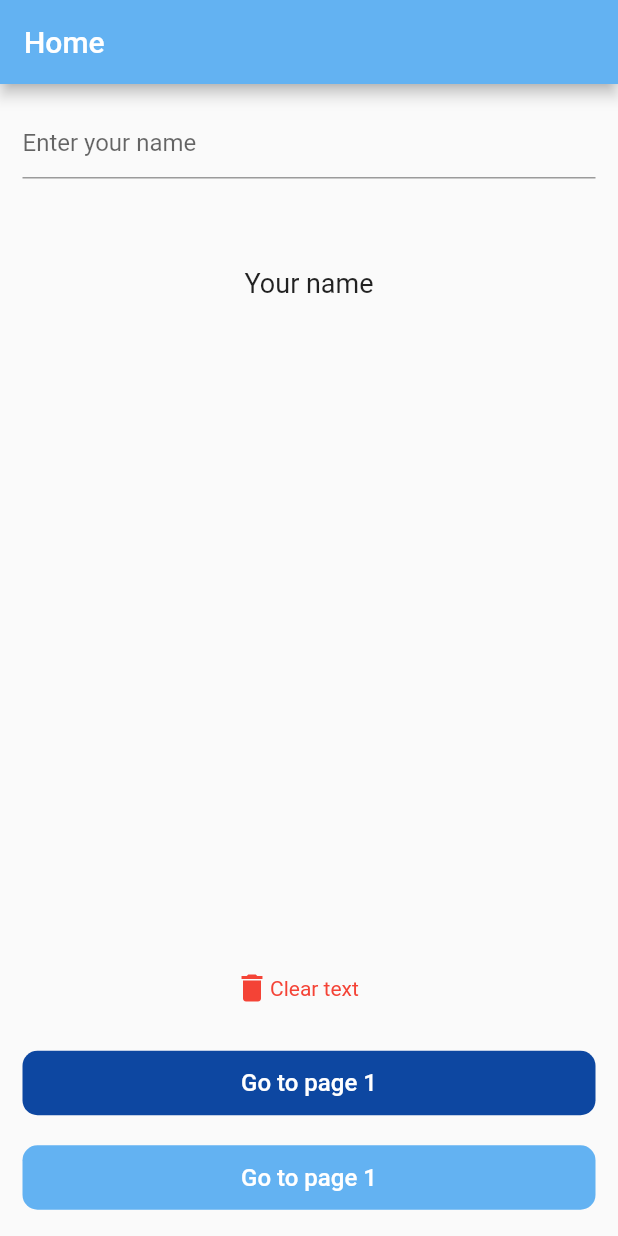
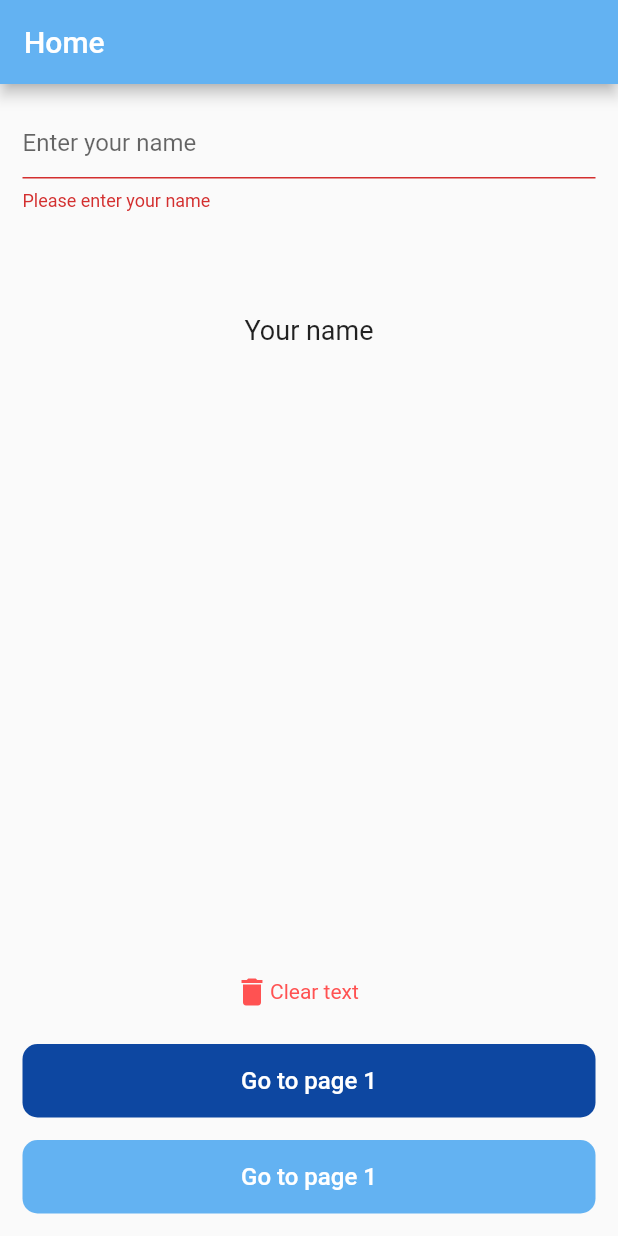
Before and after one commit to MK2400/OSOSS-Challenge, a Flutter app: the screen it shows after launch, after a tap on "Go to page 1", on a phone screen of 412 x 824 dp. Run offline on Flutter 3.47's test engine with Material 2 defaults, Android fonts, the phone set to English and light mode, and no system bars.

```diff
--- a/lib/core/resources/app_strings.dart
+++ b/lib/core/resources/app_strings.dart
@@ -6,6 +6,7 @@ class AppStrings {
   static const clearText = "Clear text";
   static const goToPage1 = "Go to page 1";
   static const goToPage2 = "Go to page 2";
+  static const pleaseEnterYourName = "Please enter your name";
 
   // error handler
   static const String badRequestError = "bad_request_error";
--- a/lib/core/resources/theme/app_colors.dart
+++ b/lib/core/resources/theme/app_colors.dart
@@ -7,7 +7,12 @@ class AppColors {
 
   static Color appBarColor =const Color(0xFF63b2f2);
 
-  static Color warning =  Colors.red;
+  static Color warning =  Colors.redAccent;
+
+  static Color lightRed = const Color(0xFFf26363);
+  static Color lightCyan = const Color(0xFF63b2f2);
+  static Color darkPurple = const Color(0xFF0d47a1);
+
 
   static Color slidMenuBarBackgroundColor = const Color(0xFF203449);
 
--- a/lib/core/resources/theme/app_theme.dart
+++ b/lib/core/resources/theme/app_theme.dart
@@ -7,7 +7,6 @@ class AppTheme {
       primaryColor: AppColors.primaryColor,
 
       //appbar theme
-
       appBarTheme: AppBarTheme(
         color: AppColors.appBarColor,
       ),
--- a/lib/core/routes/router.dart
+++ b/lib/core/routes/router.dart
@@ -2,6 +2,7 @@
 import 'package:flutter/material.dart';
 import 'package:ososs/core/resources/app_strings.dart';
 import 'package:ososs/core/routes/routes.dart';
+import 'package:ososs/features/animations/views/animations_view.dart';
 import 'package:ososs/features/home/views/home_view.dart';
 import 'package:ososs/features/splash_screen/views/splash_view.dart';
 
@@ -18,6 +19,11 @@ class AppRouter {
         {
           return MaterialPageRoute(builder: (_) => const HomeView());
         }
+
+      case AppRoutes.animationsScreen:
+        {
+          return MaterialPageRoute(builder: (_) =>  AnimationsView(name: arguments['name']));
+        }
       default:
         return MaterialPageRoute(
             builder: (_) => Scaffold(
--- a/lib/core/shared_widgets/custom_button.dart
+++ b/lib/core/shared_widgets/custom_button.dart
@@ -1,7 +1,7 @@
 import 'package:flutter/material.dart';
 import 'package:ososs/core/resources/theme/app_colors.dart';
 
-class SimpleButton extends StatelessWidget {
+class CustomButton extends StatelessWidget {
   final Color? backgroundColor;
   final VoidCallback? onPressed;
   final String? title;
@@ -9,7 +9,7 @@ class SimpleButton extends StatelessWidget {
   final Widget? child;
   final double? height;
 
-  const SimpleButton(
+  const CustomButton(
       {Key? key,
       this.backgroundColor,
       this.height,
@@ -22,7 +22,10 @@ class SimpleButton extends StatelessWidget {
   @override
   Widget build(BuildContext context) {
     Size size = MediaQuery.sizeOf(context);
-    return SizedBox(
+    return Container(
+      constraints: const BoxConstraints(
+        maxWidth: 400
+      ),
       height: height,
       width: size.width,
       child: Padding(
@@ -31,7 +34,7 @@ class SimpleButton extends StatelessWidget {
           style: ElevatedButton.styleFrom(
             elevation: 0,
             backgroundColor: backgroundColor ?? Theme.of(context).primaryColor,
-            padding: const EdgeInsets.all(12),
+            padding:  const EdgeInsets.all(15),
             shape: RoundedRectangleBorder(
                 borderRadius: BorderRadius.circular(isRounded! ? 10 : 0)),
           ),
--- a/lib/features/home/views/home_view.dart
+++ b/lib/features/home/views/home_view.dart
@@ -1,6 +1,7 @@
 import 'package:flutter/material.dart';
 import 'package:ososs/core/resources/app_strings.dart';
 import 'package:ososs/core/resources/theme/app_colors.dart';
+import 'package:ososs/core/routes/routes.dart';
 import 'package:ososs/core/shared_widgets/custom_button.dart';
 
 class HomeView extends StatefulWidget {
@@ -12,6 +13,7 @@ class HomeView extends StatefulWidget {
 
 class _HomeViewState extends State<HomeView> {
   final TextEditingController _nameController = TextEditingController();
+  final GlobalKey<FormState> _formKey = GlobalKey<FormState>();
 
   @override
   Widget build(BuildContext context) {
@@ -19,13 +21,19 @@ class _HomeViewState extends State<HomeView> {
       appBar: AppBar(
         title: const Text(AppStrings.home),
       ),
-      body: Padding(
+      body: SafeArea(
+        child: Form(
+          key: _formKey,
+          child: Padding(
             padding: const EdgeInsets.all(15.0),
             child: Column(
               children: [
                 Expanded(
-              flex: 1,
+                  flex: 2,
                   child: TextFormField(
+                    validator: (name){
+                     return (name ?? '').isEmpty?AppStrings.pleaseEnterYourName:null;
+                    },
                     controller: _nameController,
                     decoration: const InputDecoration(
                       hintText: AppStrings.enterYourName,
@@ -37,14 +45,12 @@ class _HomeViewState extends State<HomeView> {
                 ),
                 Expanded(
                   flex: 1,
-              child: Center(
                   child: Text(
                     _nameController.text.isEmpty
                         ? AppStrings.yourName
                         : _nameController.text,
                     style: const TextStyle(
                         fontSize: 18, fontWeight: FontWeight.w400),
-                ),
                   ),
                 ),
                 const Spacer(flex: 5,),
@@ -74,18 +80,24 @@ class _HomeViewState extends State<HomeView> {
                     ),
                   ),
                 ),
-            SimpleButton(
-                onPressed: () {},
+                CustomButton(
+                    onPressed: () {
+                      if(_formKey.currentState!.validate()) {
+                        Navigator.pushNamed(context, AppRoutes.animationsScreen,arguments: {'name':_nameController.text});
+                      }
+                    },
                   backgroundColor: AppColors.accentColor,
                     title:AppStrings.goToPage1 ,),
                 const SizedBox(height: 15,),
-            SimpleButton(
+                CustomButton(
                   onPressed: () {},
                   title: AppStrings.goToPage1,
                 ),
               ],
             ),
           ),
+        ),
+      ),
     );
   }
 }
--- a/lib/main.dart
+++ b/lib/main.dart
@@ -7,6 +7,8 @@ import 'core/routes/router.dart';
 void main() {
   WidgetsFlutterBinding.ensureInitialized();
   SystemChrome.setEnabledSystemUIMode(SystemUiMode.manual, overlays: []);
+  SystemChrome.setPreferredOrientations(
+      [ DeviceOrientation.portraitUp]);
   runApp(const MyApp());
 }
 
```
Also changed, not shown: lib/core/shared_widgets/custom_shape.dart (added, +36 -0 lines), lib/features/animations/models/animtion_model.dart (added, +8 -0 lines), lib/features/animations/views/animations_view.dart (added, +120 -0 lines), 1 other file. Lines whose indentation alone changed are shown as unchanged.
